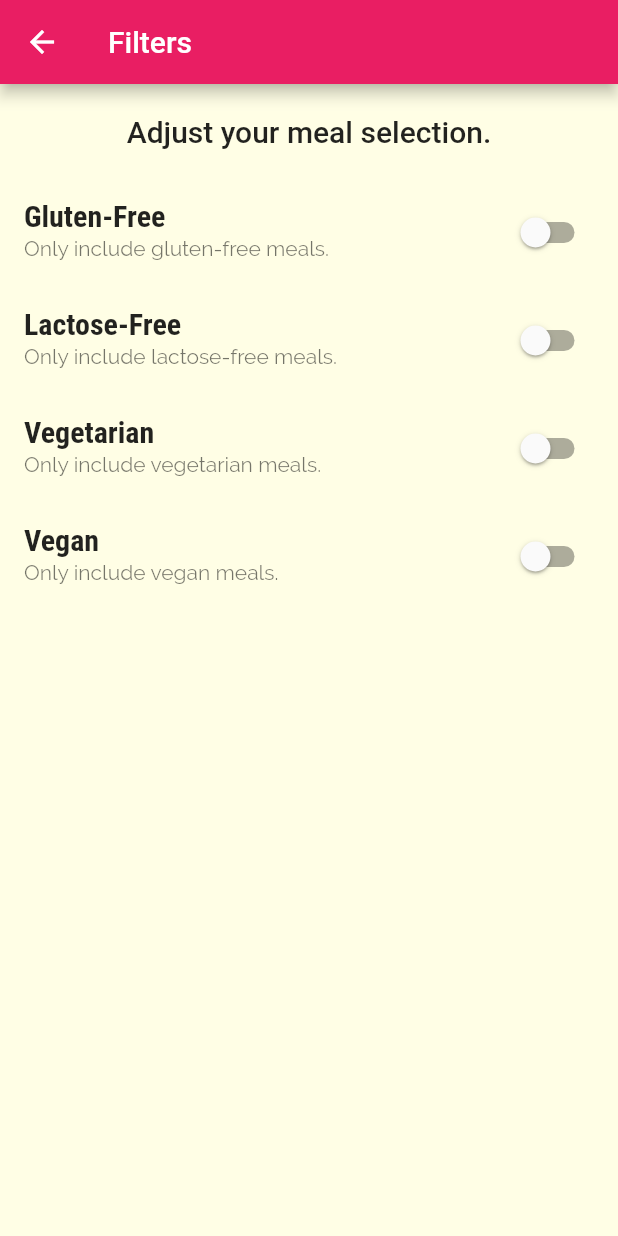
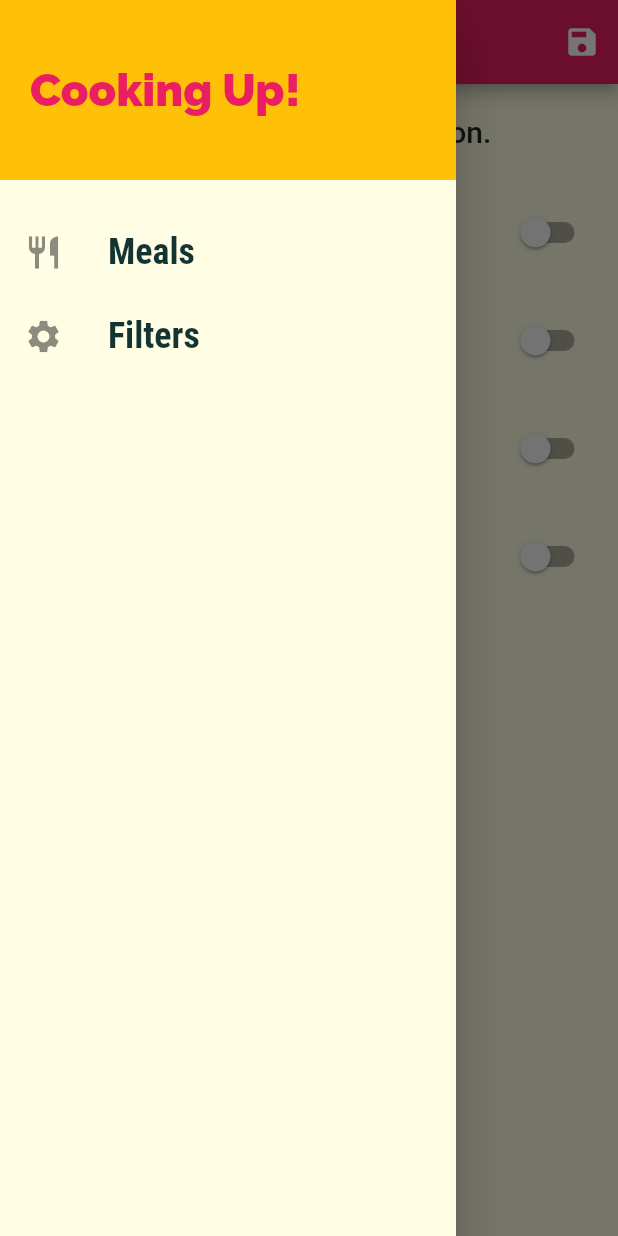
Before and after one commit to rozbeh1212/flutter-meal-app, a Flutter app: the FiltersScreen screen opened by its route, with the side drawer open (before the commit the screen has no drawer), on a phone screen of 412 x 824 dp. Run offline on Flutter 3.47's test engine with Material 2 defaults, Android fonts, the phone set to English and light mode, and no system bars.

Commit message:
filtes logic created

```diff
--- a/lib/main.dart
+++ b/lib/main.dart
@@ -1,14 +1,53 @@
 import 'package:flutter/material.dart';
+import 'dummy_data.dart';
 
 import './screens/tabs_screen.dart';
 import './screens/meal_detail_screen.dart';
 import './screens/category_meals_screen.dart';
 import './screens/categories_screen.dart';
 import './screens/filters_screen.dart';
+import 'models/meal.dart';
 
 void main() => runApp(MyApp());
 
-class MyApp extends StatelessWidget {
+class MyApp extends StatefulWidget {
+  @override
+  State<MyApp> createState() => _MyAppState();
+}
+
+class _MyAppState extends State<MyApp> {
+  Map<String, bool> _filters = {
+    'gluten': false,
+    'lactose': false,
+    'vegan': false,
+    'vegetarian': false,
+  };
+
+  List<Meal> _availableMeals = DUMMY_MEALS;
+
+  void _setFilters(Map<String, bool> filterData) {
+    setState(() {
+      _filters = filterData;
+      _availableMeals = DUMMY_MEALS.where((meal) {
+        if (_filters['gluten'] && !meal.isGlutenFree) {
+          return false;
+        }
+        if (_filters['lactose'] && !meal.isLactoseFree) {
+          return false;
+        }
+        if (_filters['vegan'] && !meal.isVegan) {
+          return false;
+        }
+        if (_filters['vegetarian'] && !meal.isVegetarian) {
+          return false;
+        }
+        return true;
+      }).toList();
+
+    });
+  }
+
+
   @override
   Widget build(BuildContext context) {
     return MaterialApp(
@@ -35,9 +74,9 @@ class MyApp extends StatelessWidget {
       initialRoute: '/', // default is '/'
       routes: {
         '/': (ctx) => TabsScreen(),
-        CategoryMealsScreen.routeName: (ctx) => CategoryMealsScreen(),
+        CategoryMealsScreen.routeName: (ctx) => CategoryMealsScreen(_availableMeals),
         MealDetailScreen.routeName: (ctx) => MealDetailScreen(),
-        FiltersScreen.routeName: (ctx) => FiltersScreen(),
+        FiltersScreen.routeName: (ctx) => FiltersScreen( _setFilters),
       },
       // ignore: missing_return
       onGenerateRoute: (settings) {
--- a/lib/screens/category_meals_screen.dart
+++ b/lib/screens/category_meals_screen.dart
@@ -6,6 +6,10 @@ import '../dummy_data.dart';
 
 class CategoryMealsScreen extends StatefulWidget {
   static const routeName = '/category-meals';
+
+  final List<Meal> availableMeals;
+
+  const CategoryMealsScreen(this.availableMeals) ;
 
   @override
   _CategoryMealsScreenState createState() => _CategoryMealsScreenState();
@@ -28,7 +32,7 @@ class _CategoryMealsScreenState extends State<CategoryMealsScreen> {
           ModalRoute.of(context).settings.arguments as Map<String, String>;
       categoryTitle = routeArgs['title'];
       final categoryId = routeArgs['id'];
-      displayedMeals = DUMMY_MEALS.where((meal) {
+      displayedMeals =  widget.availableMeals.where((meal) {
         return meal.categories.contains(categoryId);
       }).toList();
       _loadedInitData = true;
--- a/lib/screens/filters_screen.dart
+++ b/lib/screens/filters_screen.dart
@@ -1,7 +1,14 @@
 import 'package:flutter/material.dart';
+import 'package:flutter_complete_guide/widgets/main_drawer.dart';
 
 class FiltersScreen extends StatefulWidget {
   static const routeName = '/filters';
+
+  final Function saveFilters;
+
+  const FiltersScreen(this.saveFilters) ;
+
+
 
   @override
   State<FiltersScreen> createState() => _FiltersScreenState();
@@ -32,7 +39,21 @@ class _FiltersScreenState extends State<FiltersScreen> {
     return Scaffold(
       appBar: AppBar(
         title: Text('Filters'),
+        actions: <Widget>[
+          IconButton(
+              icon: Icon(Icons.save),
+              onPressed: () {
+                final selectedFilters = {
+                  'gluten': _glutenFree,
+                  'lactose': _lactoseFree,
+                  'vegan': _vegan,
+                  'vegetarian': _vegetarian,
+                };
+                widget.saveFilters();
+              }),
+        ],
       ),
+      drawer: MainDrawer(),
       body: Column(
         children: <Widget>[
           Container(
```
